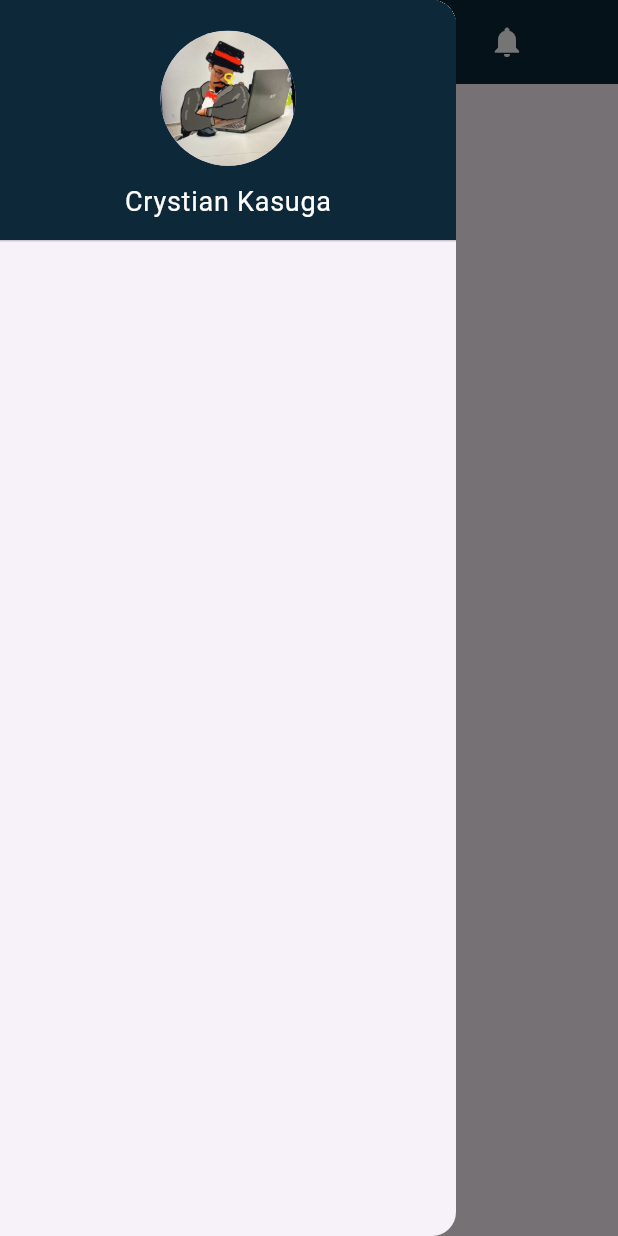
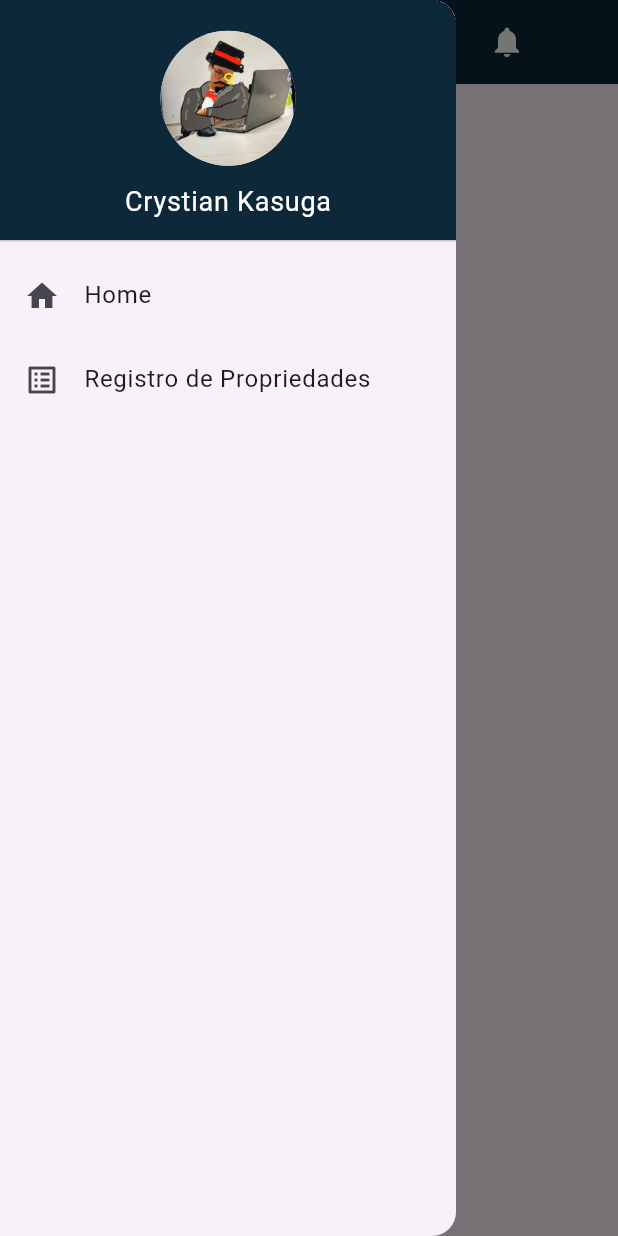
Before and after one commit to Grupo-3-Queijaria/Projeto-Integrador, a Flutter app: the screen it shows after launch, with the side drawer open, on a phone screen of 412 x 824 dp. Run offline on Flutter 3.47's test engine with Material 3 defaults, Android fonts, the phone set to English and light mode, and no system bars; missing offline and left inert: splash_screen_view.

Commit message:
Listagem de Registro de propriedades 50%

```diff
--- a/lib/HomePage.dart
+++ b/lib/HomePage.dart
@@ -1,4 +1,6 @@
 import 'package:flutter/material.dart';
+import 'CustomAppBar.dart';
+import 'RegistroPropriedades.dart';
 
 class HomePage extends StatelessWidget {
   const HomePage({super.key});
@@ -6,27 +8,7 @@ class HomePage extends StatelessWidget {
   @override
   Widget build(BuildContext context) {
     return Scaffold(
-      appBar: AppBar(
-        backgroundColor: const Color(0xFF0D2838),
-        title: Image.asset(
-          'assets/queijos-finos.png',
-          height: 40,
-        ),
-        iconTheme: const IconThemeData(
-          color: Colors.white,
-        ),
-        actions: [
-          Padding(
-            padding: const EdgeInsets.only(right: 50.0),
-            child: IconButton(
-            icon: const Icon(Icons.notifications),
-            onPressed: () {
-              print("Botão de notificação pressionada");
-            },
-          )
-          )
-        ],
-      ),
+      appBar: CustomAppBar(),
       drawer: Drawer(
         child: ListView(
           padding: EdgeInsets.zero,
@@ -49,13 +31,34 @@ class HomePage extends StatelessWidget {
                       color: Colors.white,
                       fontSize: 18,
                     ),
-                  )
+                  ),
                 ],
               ),
-            )
+            ),
+            ListTile(
+              leading: const Icon(Icons.home),
+              title: const Text('Home'),
+              onTap: () {
+                Navigator.pop(context); // Fecha o Drawer e permanece na HomePage
+              },
+            ),
+            ListTile(
+              leading: const Icon(Icons.list_alt),
+              title: const Text('Registro de Propriedades'),
+              onTap: () {
+                Navigator.pop(context); // Fecha o Drawer
+                Navigator.push(
+                  context,
+                  MaterialPageRoute(
+                    builder: (context) => const RegistroPropriedades(),
+                  ),
+                );
+              },
+            ),
           ],
         ),
-      )
+      ),
+
     );
   }
 }
--- a/pubspec.yaml
+++ b/pubspec.yaml
@@ -34,3 +34,6 @@ flutter:
   assets:
     - assets/queijos-finos.png
     - assets/Perfil.png
+    - assets/flor_terra.png
+    - assets/ludwig.png
+    - assets/elis.png
```
Also changed, not shown: lib/RegistroPropriedades.dart (added, +110 -0 lines), assets/elis.png (added), assets/flor_terra.png (added), assets/ludwig.png (added).
